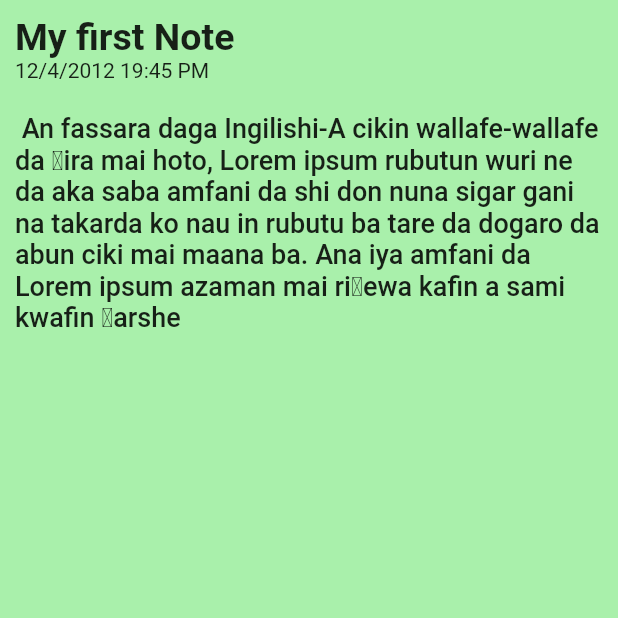
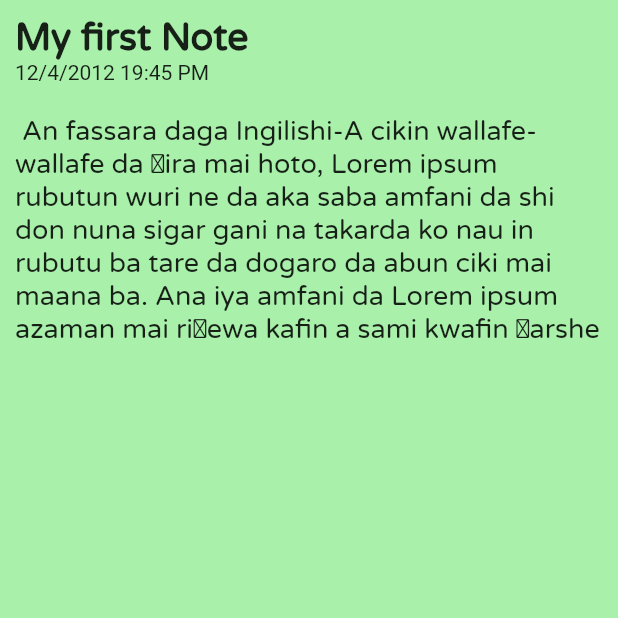
Before and after one commit to emmanueledem/mobbit, a Flutter app: the screen it shows after launch, after a tap on "My First Note", on a phone screen of 412 x 824 dp, the top half of it. Run offline on Flutter 3.47's test engine with Material 2 defaults, Android fonts, the phone set to English and light mode, and no system bars; our stand-ins replace animated_splash_screen, hive, logger; accounts and stored records are empty.

Commit message:
changed app font

```diff
--- a/lib/main.dart
+++ b/lib/main.dart
@@ -21,6 +21,7 @@
             splash: const Text(
               'MOBBIT',
               style: TextStyle(
+                fontFamily: 'VarelaRound',
                 color: Colors.white,
                 fontSize: 30.0,
                 fontWeight: FontWeight.w900,
--- a/lib/pages/all_notes.dart
+++ b/lib/pages/all_notes.dart
@@ -25,7 +25,8 @@ class _AllTaskState extends State<AllTask> {
               ),
               Text(
                 'Mobbit',
-                style: TextStyle(color: Colors.black),
+                style:
+                    TextStyle(color: Colors.black, fontFamily: 'VarelaRound'),
               ),
             ],
           ),
@@ -58,7 +59,10 @@ class _AllTaskState extends State<AllTask> {
                       backgroundColor: MaterialStateProperty.all(Colors.blue)),
                   onPressed: () {},
                   child: const Text('+ Add Note',
-                      style: TextStyle(fontSize: 16, color: Colors.white)),
+                      style: TextStyle(
+                          fontSize: 16,
+                          fontFamily: 'VarelaRound',
+                          color: Colors.white)),
                 ),
               ),
             ),
--- a/lib/pages/view_note.dart
+++ b/lib/pages/view_note.dart
@@ -21,7 +21,10 @@ class _ViewNoteState extends State<ViewNote> {
             children: const [
               Text(
                 'My first Note',
-                style: TextStyle(fontWeight: FontWeight.bold, fontSize: 25.0),
+                style: TextStyle(
+                    fontWeight: FontWeight.bold,
+                    fontFamily: 'VarelaRound',
+                    fontSize: 25.0),
               ),
               Text(
                 '12/4/2012 19:45 PM',
@@ -32,7 +35,10 @@ class _ViewNoteState extends State<ViewNote> {
               ),
               Text(
                 ' An fassara daga Ingilishi-A cikin wallafe-wallafe da ƙira mai hoto, Lorem ipsum rubutun wuri ne da aka saba amfani da shi don nuna sigar gani na takarda ko nau in rubutu ba tare da dogaro da abun ciki mai maana ba. Ana iya amfani da Lorem ipsum azaman mai riƙewa kafin a sami kwafin ƙarshe',
-                style: TextStyle(fontSize: 18.0, fontWeight: FontWeight.w500),
+                style: TextStyle(
+                    fontSize: 18.0,
+                    fontFamily: 'VarelaRound',
+                    fontWeight: FontWeight.w500),
               )
             ],
           ),
--- a/lib/widgets/note.dart
+++ b/lib/widgets/note.dart
@@ -17,7 +17,10 @@ class Note extends StatelessWidget {
         children: const [
           Text(
             'My First Note',
-            style: TextStyle(fontSize: 19.0, fontWeight: FontWeight.bold),
+            style: TextStyle(
+                fontSize: 19.0,
+                fontFamily: 'VarelaRound',
+                fontWeight: FontWeight.bold),
           ),
           Text('12/4/2012 19:45 PM'),
           SizedBox(
@@ -27,6 +30,7 @@ class Note extends StatelessWidget {
             'My First Note My First Note My First Note My First Note My First Note ..',
             style: TextStyle(
               fontSize: 13.0,
+              fontFamily: 'VarelaRound',
             ),
           ),
         ],
```
Also changed, not shown: pubspec.yaml (+4 -6 lines), assets/fonts/LibreBaskerville-Bold.ttf (added), assets/fonts/LibreBaskerville-Regular.ttf (added), assets/fonts/VarelaRound-Regular.ttf (added), lib/pages/splash_screen.dart (deleted).
